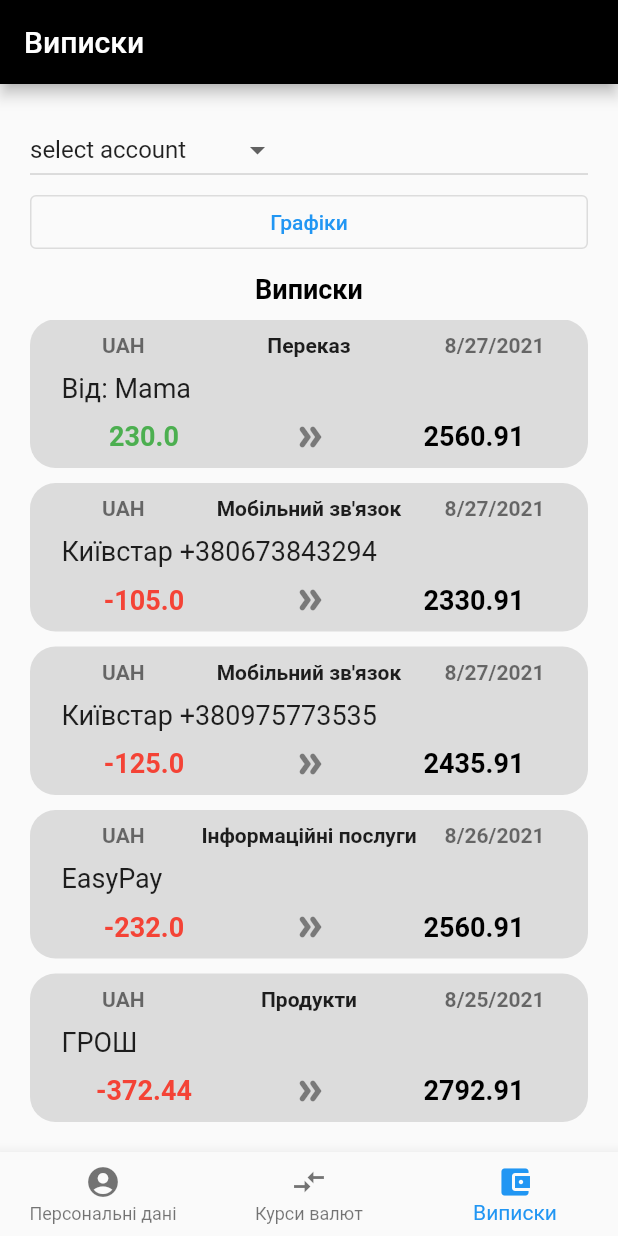
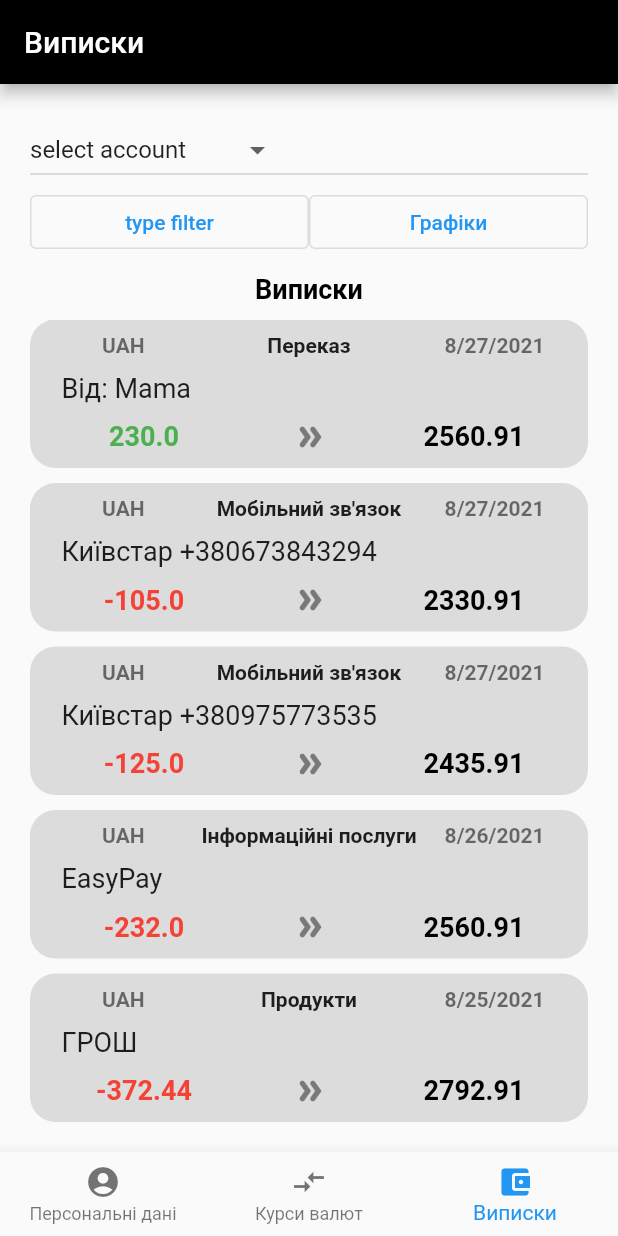
Before and after one commit to MiraculousNightingale/mono_management, a Flutter app: the screen it shows after launch, item 3 of the bottom bar chosen, on a phone screen of 412 x 824 dp. Run offline on Flutter 3.47's test engine with Material 2 defaults, Android fonts, the phone set to English and light mode, and no system bars; our stand-ins replace dio, get, pretty_dio_logger, syncfusion_flutter_charts; missing offline and left inert: dart:ffi.

Commit message:
Implement MCC filter and fix Currency filter

```diff
--- a/lib/src/core/ui/currency_rates/currency_rates_view.dart
+++ b/lib/src/core/ui/currency_rates/currency_rates_view.dart
@@ -80,12 +80,12 @@ class CurrencyRatesView extends GetView<HomeController> {
                   controller.update();
                   },
                 title: Text(
-                    '${Currency().nameFromCode(filters[index].currencyRate.currencyCodeA)}'),
+                    '${Currency().nameFromCode(filters[index].currencyCode)}'),
                 secondary: Column(
                   mainAxisAlignment: MainAxisAlignment.center,
                   children: [
                     Text(
-                      '${Currency().symbolFromCode(filters[index].currencyRate.currencyCodeA)} ${Currency().abbreviationFromCode(filters[index].currencyRate.currencyCodeA)}',
+                      '${Currency().symbolFromCode(filters[index].currencyCode)} ${Currency().abbreviationFromCode(filters[index].currencyCode)}',
                       style: TextStyle(
                           fontSize: 18,
                           color: Colors.black54,
--- a/lib/src/core/ui/expenses/expenses_view.dart
+++ b/lib/src/core/ui/expenses/expenses_view.dart
@@ -5,6 +5,7 @@ import 'package:flutter/material.dart';
 import 'package:get/get.dart';
 import 'package:intl/intl.dart';
 import 'package:mono_management/src/core/ui/home/home_controller.dart';
+import 'package:mono_management/src/data/model/mcc_filter.dart';
 import 'package:mono_management/src/data/model/statement.dart';
 import 'package:mono_management/src/data/model/user_info.dart';
 import 'package:mono_management/src/util/currencies.dart';
@@ -208,6 +209,45 @@ class ExpensesView extends GetView<HomeController> {
         itemCount: statements.length);
   }
 
+  Widget _buildMccFilterList(List<MccFilter> filters) {
+    return ListView.separated(
+        itemBuilder: (context, index) {
+          return Container(
+              decoration: BoxDecoration(
+                  borderRadius: BorderRadius.circular(17),
+                  color: Colors.black12),
+              child: CheckboxListTile(
+                value: filters[index].show,
+                onChanged: (value) {
+                  filters[index].show = value ?? true;
+                  controller.update();
+                },
+                title: Text(
+                    '${Mcc().getDescFromCode(filters[index].mcc)}'),
+                // secondary: Column(
+                //   mainAxisAlignment: MainAxisAlignment.center,
+                //   children: [
+                //     Text(
+                //       '',
+                //       style: TextStyle(
+                //           fontSize: 18,
+                //           color: Colors.black54,
+                //           fontWeight: FontWeight.bold),
+                //     ),
+                //   ],
+                // ),
+                // subtitle: Text('subtitle'),
+                // controlAffinity: ListTileControlAffinity.platform,
+              ));
+        },
+        separatorBuilder: (context, index) {
+          return const SizedBox(
+            height: 10,
+          );
+        },
+        itemCount: filters.length);
+  }
+
   @override
   Widget build(BuildContext context) {
     return controller.progress
@@ -216,7 +256,21 @@ class ExpensesView extends GetView<HomeController> {
           )
         : Container(
             padding: const EdgeInsets.all(20),
-            child: controller.showExpenseCharts
+            child: controller.showMccFilter ?
+                Column(
+                  children: [
+                    Row(children: [
+                      Expanded(
+                        child: OutlinedButton(
+                            onPressed: () =>
+                            {controller.showMccFilter = false},
+                            child: Text('list'.tr)),
+                      )
+                    ],),
+                    Expanded(child: _buildMccFilterList(controller.mccFilters)),
+                  ],
+                )
+            : controller.showExpenseCharts
                 ? Column(
                     children: [
                       Container(
@@ -319,6 +373,12 @@ class ExpensesView extends GetView<HomeController> {
                                 Expanded(
                                   child: OutlinedButton(
                                       onPressed: () =>
+                                      {controller.showMccFilter = true},
+                                      child: Text('type filter'.tr)),
+                                ),
+                                Expanded(
+                                  child: OutlinedButton(
+                                      onPressed: () =>
                                           {controller.showExpenseCharts = true},
                                       child: Text('charts'.tr)),
                                 )
@@ -346,7 +406,7 @@ class ExpensesView extends GetView<HomeController> {
                         ),
                       ),
                       Expanded(
-                        child: _buildStatementList(controller.statements),
+                        child: _buildStatementList(controller.getFilteredStatements()),
                       )
                     ],
                   ));
--- a/lib/src/core/ui/home/home_controller.dart
+++ b/lib/src/core/ui/home/home_controller.dart
@@ -6,6 +6,7 @@ import 'package:get/get.dart';
 import 'package:mono_management/src/core/network/dio_manager.dart';
 import 'package:mono_management/src/data/model/currency_filter.dart';
 import 'package:mono_management/src/data/model/currency_rate.dart';
+import 'package:mono_management/src/data/model/mcc_filter.dart';
 import 'package:mono_management/src/data/model/statement.dart';
 import 'package:mono_management/src/data/model/user_info.dart';
 import 'package:mono_management/src/util/currencies.dart';
@@ -26,14 +27,24 @@ class HomeController extends GetxController {
   int _tabIndex = 0;
   String _accountDropDownValue = 'NaN';
   bool _showCurrencyFilter = false;
+  bool _showMccFilter = false;
   bool _showExpenseCharts = false;
   List<CurrencyFilter> _currencyFilters = [];
+  List<MccFilter> _mccFilters = [];
 
 
   bool get showExpenseCharts => _showExpenseCharts;
 
   set showExpenseCharts(bool value) {
     _showExpenseCharts = value;
+    update();
+  }
+
+
+  bool get showMccFilter => _showMccFilter;
+
+  set showMccFilter(bool value) {
+    _showMccFilter = value;
     update();
   }
 
@@ -107,10 +118,24 @@ class HomeController extends GetxController {
 
   List<CurrencyFilter> getCurrencyFilter(List<CurrencyRate> currencyRates){
     var uniqueCurrencyCodes = Set();
-    currencyRates.retainWhere((element) => uniqueCurrencyCodes.add(element.currencyCodeA));
+    List<CurrencyRate> uniqueCurrenciesByCodeA = <CurrencyRate>[];
+    uniqueCurrenciesByCodeA.addAll(currencyRates);
+    uniqueCurrenciesByCodeA.retainWhere((element) => uniqueCurrencyCodes.add(element.currencyCodeA));
     List<CurrencyFilter> filters = [];
-    for(CurrencyRate currencyRate in currencyRates){
-      filters.add(CurrencyFilter(currencyRate, true));
+    for(CurrencyRate currency in uniqueCurrenciesByCodeA){
+      filters.add(CurrencyFilter(currency.currencyCodeA, true));
+    }
+    return filters;
+  }
+
+  List<MccFilter> getMccFilter(List<Statement> statements){
+    var uniqueMcc = Set();
+    List<Statement> uniqueStatementsByMcc = <Statement>[];
+    uniqueStatementsByMcc.addAll(statements);
+    uniqueStatementsByMcc.retainWhere((element) => uniqueMcc.add(element.mcc));
+    List<MccFilter> filters = [];
+    for(Statement statement in uniqueStatementsByMcc){
+      filters.add(MccFilter(statement.mcc, true));
     }
     return filters;
   }
@@ -123,7 +148,11 @@ class HomeController extends GetxController {
     //   }
     // }
     // filteredCurrencyRates = _currencyFilters.where((e) => e.show).map((e) => e.currencyRate).toList();
-    return _currencyFilters.where((e) => e.show).map((e) => e.currencyRate).toList();
+    return _currencyRates.where((currencyRate) => _currencyFilters.any((filter) => filter.currencyCode==currencyRate.currencyCodeA && filter.show)).toList();
+  }
+
+  List<Statement> getFilteredStatements(){
+    return _statements.where((statement) => _mccFilters.any((filter) => filter.mcc==statement.mcc && filter.show)).toList();
   }
 
   @override
@@ -133,6 +162,7 @@ class HomeController extends GetxController {
     _currencyRates = await getCurrencyRates();
     _currencyFilters = getCurrencyFilter(_currencyRates);
     _statements = await getStatements();
+    _mccFilters = getMccFilter(_statements);
     progress = false;
   }
 
@@ -177,4 +207,10 @@ class HomeController extends GetxController {
   set currencyFilters(List<CurrencyFilter> value) {
     _currencyFilters = value;
   }
+
+  List<MccFilter> get mccFilters => _mccFilters;
+
+  set mccFilters(List<MccFilter> value) {
+    _mccFilters = value;
+  }
 }
--- a/lib/src/data/model/currency_filter.dart
+++ b/lib/src/data/model/currency_filter.dart
@@ -1,8 +1,8 @@
 import 'currency_rate.dart';
 
 class CurrencyFilter{
-  CurrencyRate currencyRate = CurrencyRate();
+  int currencyCode = 0;
   bool show = true;
 
-  CurrencyFilter(this.currencyRate, this.show);
+  CurrencyFilter(this.currencyCode, this.show);
 }
--- /dev/null
+++ b/lib/src/data/model/mcc_filter.dart
@@ -0,0 +1,8 @@
+import 'package:mono_management/src/data/model/statement.dart';
+
+class MccFilter{
+  int mcc = 0;
+  bool show = true;
+
+  MccFilter(this.mcc, this.show);
+}
```
